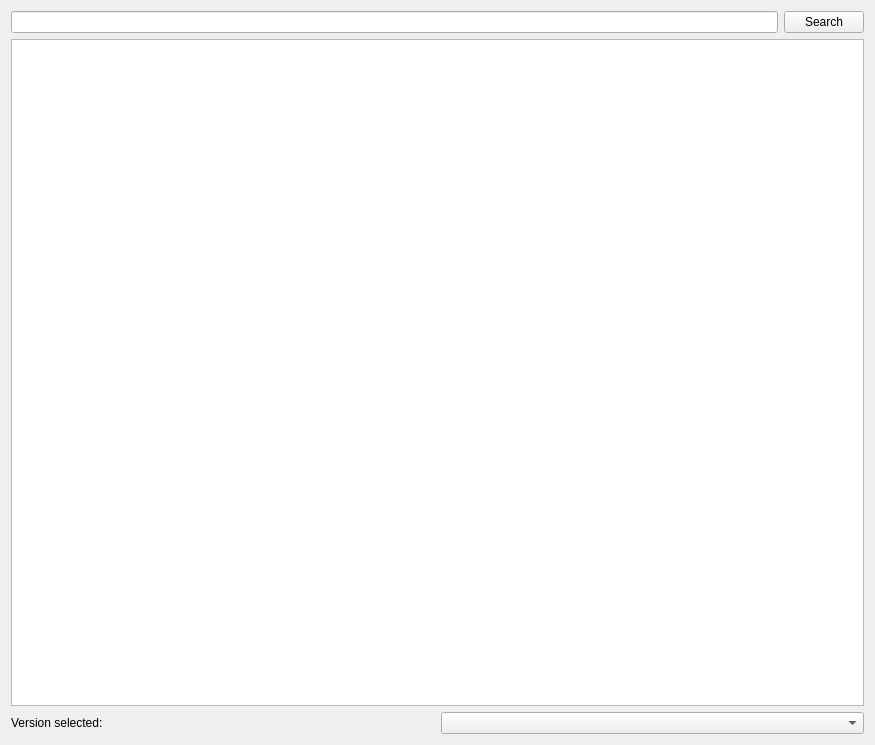
Above: application/pages/modplatform/atlauncher/AtlPage.ui from MultiMC/Launcher before the change. Below: the same form after it.
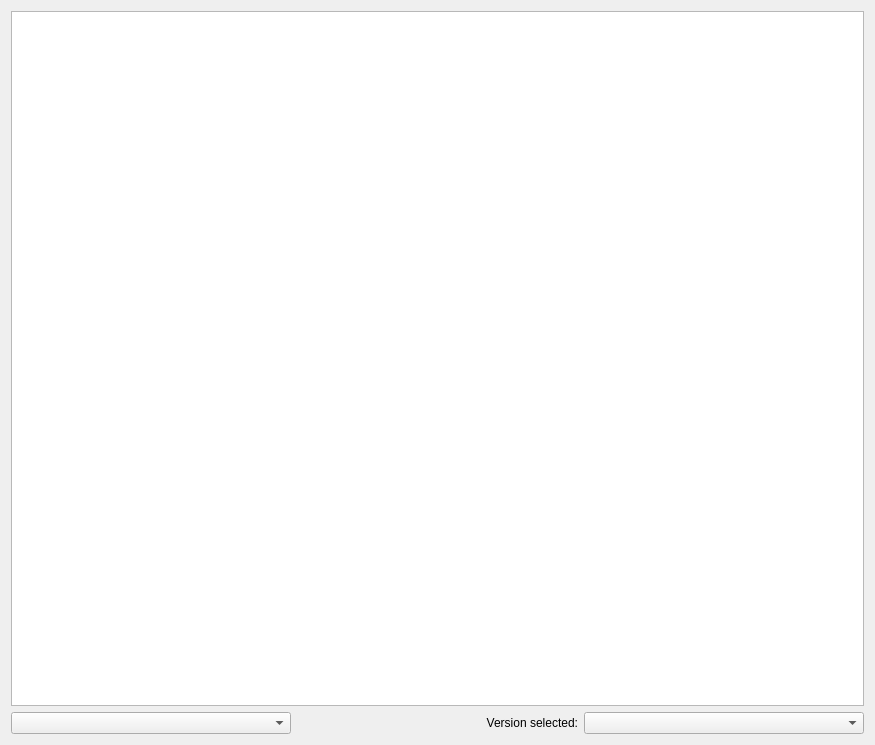
That is the form after the change.

Commit message: Add sorts to ATLauncher pack view

What changed in the file:
```diff
--- a/application/pages/modplatform/atlauncher/AtlPage.ui
+++ b/application/pages/modplatform/atlauncher/AtlPage.ui
@@ -12,45 +12,38 @@
   </property>
   <layout class="QGridLayout" name="gridLayout">
    <item row="1" column="0" colspan="2">
-    <widget class="QListView" name="packView">
-     <property name="alternatingRowColors">
-      <bool>true</bool>
-     </property>
-     <property name="iconSize">
-      <size>
-       <width>48</width>
-       <height>48</height>
-      </size>
-     </property>
-     <property name="uniformItemSizes">
-      <bool>true</bool>
-     </property>
-    </widget>
-   </item>
-   <item row="0" column="1">
-    <widget class="QPushButton" name="searchButton">
-     <property name="text">
-      <string>Search</string>
-     </property>
-    </widget>
-   </item>
-   <item row="0" column="0">
-    <widget class="QLineEdit" name="searchEdit"/>
-   </item>
-   <item row="2" column="0" colspan="2">
-    <layout class="QGridLayout" name="gridLayout_4" columnstretch="0,0" rowminimumheight="0" columnminimumwidth="0,0">
-     <item row="0" column="1">
+    <layout class="QGridLayout" name="gridLayout_4" columnstretch="0,0,0" rowminimumheight="0" columnminimumwidth="0,0,0">
+     <item row="0" column="2">
       <widget class="QComboBox" name="versionSelectionBox"/>
      </item>
-     <item row="0" column="0">
+     <item row="0" column="1">
       <widget class="QLabel" name="label">
        <property name="text">
         <string>Version selected:</string>
        </property>
+       <property name="alignment">
+        <set>Qt::AlignRight|Qt::AlignTrailing|Qt::AlignVCenter</set>
+       </property>
       </widget>
      </item>
+     <item row="0" column="0">
+      <widget class="QComboBox" name="sortByBox"/>
+     </item>
     </layout>
    </item>
+   <item row="0" column="0" colspan="2">
+    <widget class="QTreeView" name="packView">
+     <property name="alternatingRowColors">
+      <bool>true</bool>
+     </property>
+     <property name="iconSize">
+      <size>
+       <width>48</width>
+       <height>48</height>
+      </size>
+     </property>
+    </widget>
+   </item>
   </layout>
  </widget>
  <tabstops>
```
Left out of the diff: 2 changed lines with no effect on the pictures. The commit also changes 5 other files.
